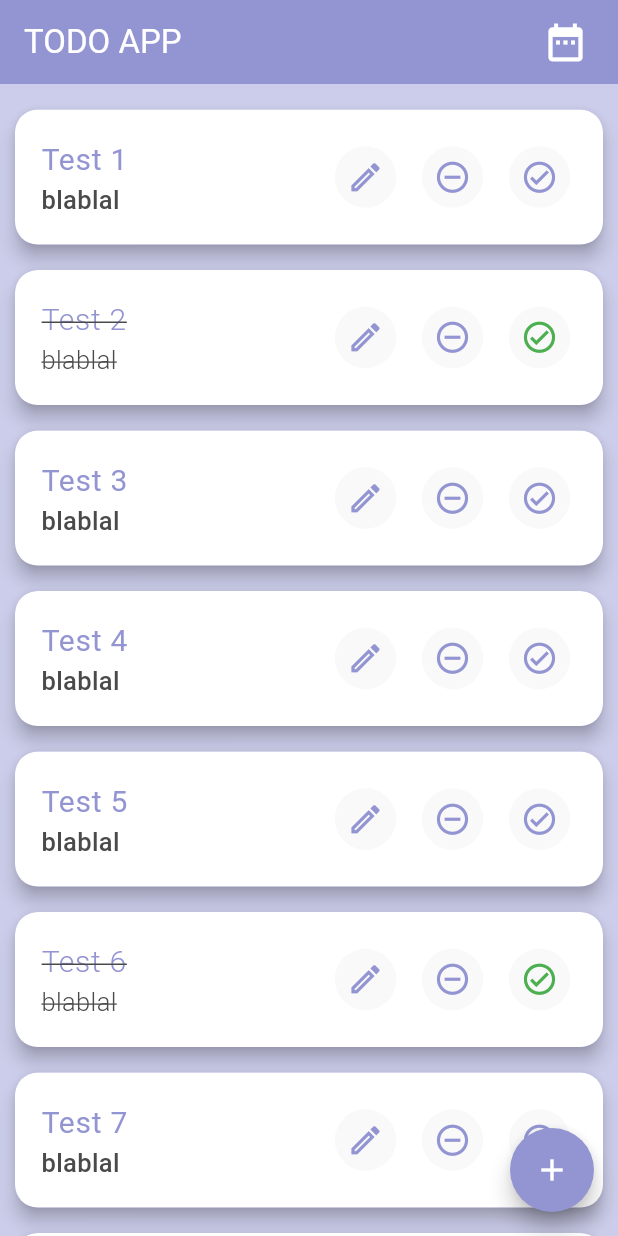
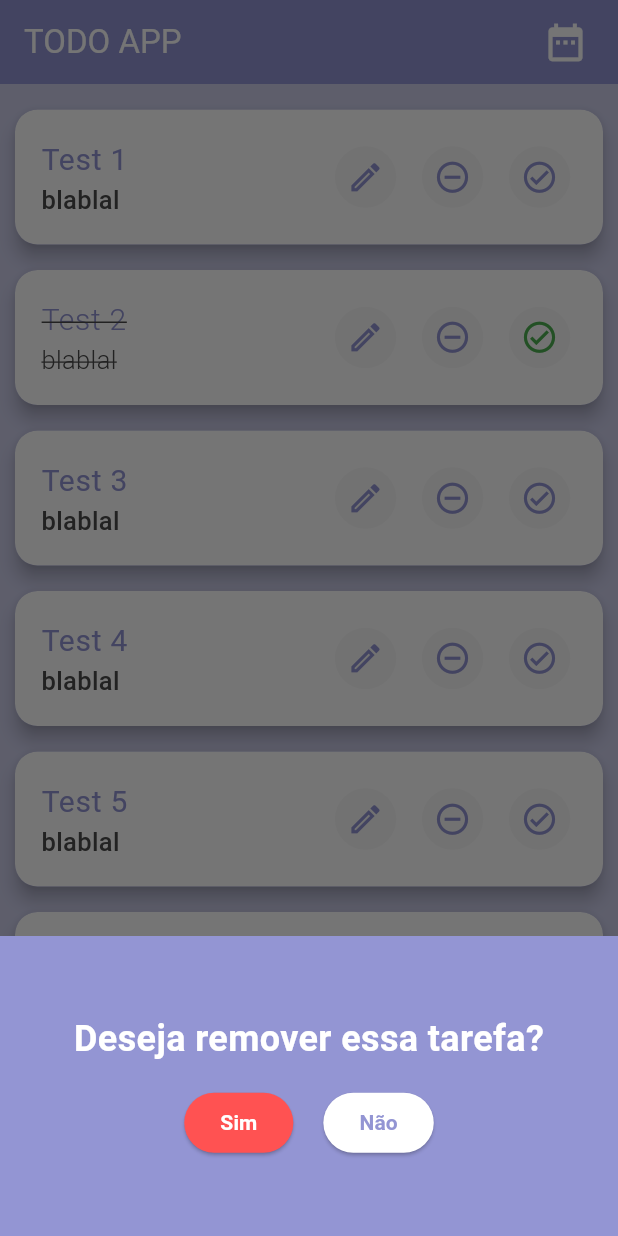
Before and after one commit to gabrielnavas/todo_flutter_app, a Flutter app: the screen it shows after launch, after a tap on the "remove circle outline" icon, on a phone screen of 412 x 824 dp. Run offline on Flutter 3.47's test engine with Material 3 defaults, Android fonts, the phone set to English and light mode, and no system bars.

Commit message:
remove todo item

```diff
--- a/lib/providers/todo_list_provider.dart
+++ b/lib/providers/todo_list_provider.dart
@@ -49,5 +49,6 @@ class TodoListProvider with ChangeNotifier {
 
   void remove(String id) {
     _items.removeWhere((element) => element.id == id);
+    notifyListeners();
   }
 }
--- a/lib/widgets/todo_item.dart
+++ b/lib/widgets/todo_item.dart
@@ -116,7 +116,7 @@ class TodoItem extends StatelessWidget {
             width: spaceBetweenIcons,
           ),
           IconButton(
-            onPressed: () {},
+            onPressed: () => _removeTodoItem(context, todo.id),
             icon: const Icon(
               Icons.remove_circle_outline_outlined,
               size: iconSize,
@@ -161,4 +161,81 @@ class TodoItem extends StatelessWidget {
     Provider.of<TodoListProvider>(context, listen: false)
         .toggleCompleted(todoId);
   }
+
+  _removeTodoItem(BuildContext context, String todoId) {
+    showModalBottomSheet<void>(
+      context: context,
+      builder: (BuildContext context) {
+        return Container(
+          height: 200,
+          color: Theme.of(context).colorScheme.onSecondary,
+          child: Center(
+            child: Column(
+              mainAxisAlignment: MainAxisAlignment.center,
+              mainAxisSize: MainAxisSize.min,
+              children: [
+                Text(
+                  'Deseja remover essa tarefa?',
+                  style: TextStyle(
+                    color: Theme.of(context).colorScheme.onPrimary,
+                  ),
+                ),
+                const SizedBox(
+                  height: 15,
+                ),
+                Row(
+                  mainAxisAlignment: MainAxisAlignment.center,
+                  children: [
+                    ElevatedButton(
+                      style: ElevatedButton.styleFrom(
+                        backgroundColor: Theme.of(context).colorScheme.error,
+                      ),
+                      child: Text(
+                        'Sim',
+                        style: TextStyle(
+                          color: Theme.of(context).colorScheme.onPrimary,
+                          fontWeight: FontWeight.bold,
+                        ),
+                      ),
+                      onPressed: () {
+                        Provider.of<TodoListProvider>(context, listen: false)
+                            .remove(todoId);
+
+                        Navigator.pop(context);
+                        _showMessage(context, 'Todo removido');
+                      },
+                    ),
+                    const SizedBox(
+                      width: 20,
+                    ),
+                    ElevatedButton(
+                      style: ElevatedButton.styleFrom(
+                        backgroundColor:
+                            Theme.of(context).colorScheme.onPrimary,
+                      ),
+                      child: Text(
+                        'Não',
+                        style: TextStyle(
+                          color: Theme.of(context).colorScheme.onSecondary,
+                          fontWeight: FontWeight.bold,
+                        ),
+                      ),
+                      onPressed: () => Navigator.pop(context),
+                    ),
+                  ],
+                )
+              ],
+            ),
+          ),
+        );
+      },
+    );
+  }
+
+  void _showMessage(BuildContext context, String message) {
+    ScaffoldMessenger.of(context).clearSnackBars();
+    ScaffoldMessenger.of(context).showSnackBar(SnackBar(
+      content: Text(message),
+    ));
+  }
 }
```
